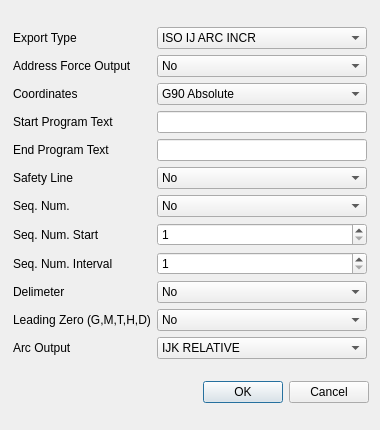
The window that app/ui/generated/dialogs/export.ui (MaestroFusion360/easy_gcode_plot) describes before a commit, drawn with Qt 5.
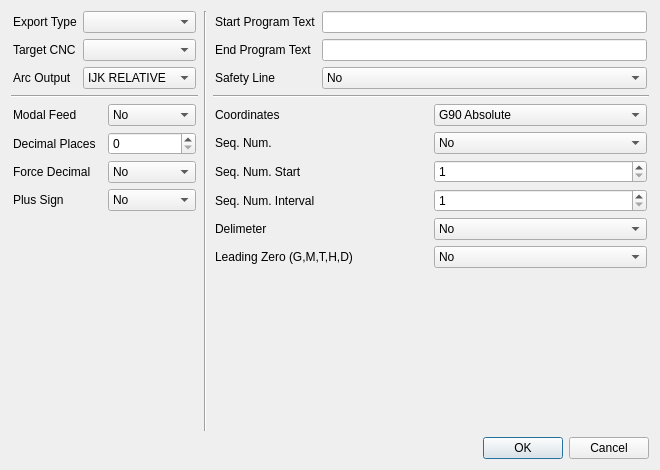
The same window after the commit.

Commit message: Overhaul export pipeline and postprocessing

```diff
--- a/app/ui/generated/dialogs/export.ui
+++ b/app/ui/generated/dialogs/export.ui
@@ -6,13 +6,13 @@
             <rect>
                 <x>0</x>
                 <y>0</y>
-                <width>380</width>
-                <height>430</height>
+                <width>660</width>
+                <height>470</height>
             </rect>
         </property>
         <property name="minimumSize">
             <size>
-                <width>380</width>
+                <width>620</width>
                 <height>430</height>
             </size>
         </property>
@@ -21,48 +21,17 @@
         </property>
         <layout class="QVBoxLayout" name="verticalLayout">
             <item>
-                <layout class="QGridLayout" name="gridLayout">
+                <layout class="QHBoxLayout" name="columnsLayout">
+                    <item>
+                        <layout class="QVBoxLayout" name="leftColumn">
+                            <item>
+                                <layout class="QGridLayout" name="gridLeftMode">
                     <property name="leftMargin">
                         <number>2</number>
                     </property>
                     <property name="rightMargin">
                         <number>2</number>
                     </property>
-                    <item row="7" column="0">
-                        <widget class="QLabel" name="label_seqStart">
-                            <property name="text">
-                                <string>Seq. Num. Start</string>
-                            </property>
-                        </widget>
-                    </item>
-                    <item row="1" column="0">
-                        <widget class="QLabel" name="labelForce">
-                            <property name="text">
-                                <string>Address Force Output </string>
-                            </property>
-                        </widget>
-                    </item>
-                    <item row="3" column="1">
-                        <widget class="QLineEdit" name="startLineEdit">
-                            <property name="enabled">
-                                <bool>true</bool>
-                            </property>
-                        </widget>
-                    </item>
-                    <item row="5" column="1">
-                        <widget class="QComboBox" name="safLineCmbBox">
-                            <item>
-                                <property name="text">
-                                    <string>No</string>
-                                </property>
-                            </item>
-                            <item>
-                                <property name="text">
-                                    <string>Yes</string>
-                                </property>
-                            </item>
-                        </widget>
-                    </item>
                     <item row="0" column="0">
                         <widget class="QLabel" name="label_Lang">
                             <property name="text">
@@ -70,8 +39,76 @@
                             </property>
                         </widget>
                     </item>
-                    <item row="9" column="1">
-                        <widget class="QComboBox" name="delimCmbBox">
+                                    <item row="0" column="1">
+                                        <widget class="QComboBox" name="langCmbBox"/>
+                                    </item>
+                                    <item row="1" column="0">
+                                        <widget class="QLabel" name="label_TargetCnc">
+                                            <property name="text">
+                                                <string>Target CNC</string>
+                                            </property>
+                                        </widget>
+                                    </item>
+                                    <item row="1" column="1">
+                                        <widget class="QComboBox" name="targetCncCombo"/>
+                                    </item>
+                                    <item row="2" column="0">
+                                        <widget class="QLabel" name="arcOutputLabel">
+                                            <property name="text">
+                                                <string>Arc Output</string>
+                                            </property>
+                                        </widget>
+                                    </item>
+                                    <item row="2" column="1">
+                                        <widget class="QComboBox" name="arcOutputCmbBox">
+                                            <item>
+                                                <property name="text">
+                                                    <string>IJK RELATIVE</string>
+                                                </property>
+                                            </item>
+                                            <item>
+                                                <property name="text">
+                                                    <string>IJK ABSOLUTE</string>
+                                                </property>
+                                            </item>
+                                            <item>
+                                                <property name="text">
+                                                    <string>R RADIUS</string>
+                                                </property>
+                                            </item>
+                                            <item>
+                                                <property name="text">
+                                                    <string>LINEARIZED</string>
+                                                </property>
+                                            </item>
+                                        </widget>
+                                    </item>
+                                </layout>
+                            </item>
+                            <item>
+                                <widget class="Line" name="leftSeparator">
+                                    <property name="orientation">
+                                        <enum>Qt::Orientation::Horizontal</enum>
+                                    </property>
+                                </widget>
+                            </item>
+                            <item>
+                                <layout class="QGridLayout" name="gridLeftOutput">
+                                    <property name="leftMargin">
+                                        <number>2</number>
+                                    </property>
+                                    <property name="rightMargin">
+                                        <number>2</number>
+                                    </property>
+                                    <item row="0" column="0">
+                                        <widget class="QLabel" name="modalFeedLabel">
+                                            <property name="text">
+                                                <string>Modal Feed</string>
+                                            </property>
+                                        </widget>
+                                    </item>
+                                    <item row="0" column="1">
+                                        <widget class="QComboBox" name="modalFeedCombo">
                             <item>
                                 <property name="text">
                                     <string>No</string>
@@ -84,85 +121,125 @@
                             </item>
                         </widget>
                     </item>
-                    <item row="0" column="1">
-                        <widget class="QComboBox" name="langCmbBox">
-                            <item>
+                                    <item row="1" column="0">
+                                        <widget class="QLabel" name="decimalPlacesLabel">
                                 <property name="text">
-                                    <string>ISO IJ ARC INCR</string>
-                                </property>
-                            </item>
-                            <item>
-                                <property name="text">
-                                    <string>ISO IJ ARC ABS</string>
-                                </property>
-                            </item>
-                            <item>
-                                <property name="text">
-                                    <string>ISO R ARC</string>
-                                </property>
-                            </item>
-                            <item>
-                                <property name="text">
-                                    <string>ISO NO ARC</string>
-                                </property>
-                            </item>
-                            <item>
-                                <property name="text">
-                                    <string>PLOT DATA</string>
-                                </property>
-                            </item>
-                            <item>
-                                <property name="text">
-                                    <string>EXPANDED TURN PROGRAM</string>
-                                </property>
-                            </item>
-                            <item>
-                                <property name="text">
-                                    <string>EXPANDED MILL PROGRAM</string>
-                                </property>
-                            </item>
-                        </widget>
-                    </item>
-                    <item row="8" column="0">
-                        <widget class="QLabel" name="label_seqInterval">
-                            <property name="text">
-                                <string>Seq. Num. Interval</string>
-                            </property>
-                        </widget>
-                    </item>
-                    <item row="7" column="1">
-                        <widget class="QSpinBox" name="seqStartSpinBox">
-                            <property name="minimum">
-                                <number>1</number>
-                            </property>
+                                                <string>Decimal Places</string>
+                                            </property>
+                                        </widget>
+                                    </item>
+                                    <item row="1" column="1">
+                                        <widget class="QSpinBox" name="decimalPlacesSpin">
                             <property name="maximum">
-                                <number>99999</number>
+                                                <number>12</number>
                             </property>
                         </widget>
                     </item>
                     <item row="2" column="0">
-                        <widget class="QLabel" name="label_Incr">
+                                        <widget class="QLabel" name="forceDecimalLabel">
                             <property name="text">
-                                <string>Coordinates</string>
+                                                <string>Force Decimal</string>
                             </property>
                         </widget>
                     </item>
+                                    <item row="2" column="1">
+                                        <widget class="QComboBox" name="forceDecimalCombo">
+                                            <item>
+                                                <property name="text">
+                                                    <string>No</string>
+                                                </property>
+                                            </item>
+                                            <item>
+                                                <property name="text">
+                                                    <string>Yes</string>
+                                                </property>
+                                            </item>
+                                        </widget>
+                                    </item>
                     <item row="3" column="0">
+                                        <widget class="QLabel" name="plusSignLabel">
+                                            <property name="text">
+                                                <string>Plus Sign</string>
+                                            </property>
+                                        </widget>
+                                    </item>
+                                    <item row="3" column="1">
+                                        <widget class="QComboBox" name="plusSignCombo">
+                                            <item>
+                                                <property name="text">
+                                                    <string>No</string>
+                                                </property>
+                                            </item>
+                                            <item>
+                                                <property name="text">
+                                                    <string>Yes</string>
+                                                </property>
+                                            </item>
+                                        </widget>
+                                    </item>
+                                </layout>
+                            </item>
+                            <item>
+                                <spacer name="leftSpacer">
+                                    <property name="orientation">
+                                        <enum>Qt::Orientation::Vertical</enum>
+                                    </property>
+                                    <property name="sizeHint" stdset="0">
+                                        <size>
+                                            <width>20</width>
+                                            <height>40</height>
+                                        </size>
+                                    </property>
+                                </spacer>
+                            </item>
+                        </layout>
+                    </item>
+                    <item>
+                        <widget class="Line" name="columnSeparator">
+                            <property name="orientation">
+                                <enum>Qt::Orientation::Vertical</enum>
+                            </property>
+                        </widget>
+                    </item>
+                    <item>
+                        <layout class="QVBoxLayout" name="rightColumn">
+                            <item>
+                                <layout class="QGridLayout" name="gridRightProgram">
+                                    <property name="leftMargin">
+                                        <number>2</number>
+                                    </property>
+                                    <property name="rightMargin">
+                                        <number>2</number>
+                                    </property>
+                                    <item row="0" column="0">
                         <widget class="QLabel" name="label_StartText">
                             <property name="text">
                                 <string>Start Program Text</string>
                             </property>
                         </widget>
                     </item>
-                    <item row="9" column="0">
-                        <widget class="QLabel" name="label_Delim">
+                                    <item row="0" column="1">
+                                        <widget class="QLineEdit" name="startLineEdit"/>
+                                    </item>
+                                    <item row="1" column="0">
+                                        <widget class="QLabel" name="label_EndText">
                             <property name="text">
-                                <string>Delimeter</string>
+                                                <string>End Program Text</string>
                             </property>
                         </widget>
                     </item>
-                    <item row="6" column="1">
-                        <widget class="QComboBox" name="seqNumCmbBox">
+                                    <item row="1" column="1">
+                                        <widget class="QLineEdit" name="endLineEdit"/>
+                                    </item>
+                                    <item row="2" column="0">
+                                        <widget class="QLabel" name="label_SafLine">
+                                            <property name="text">
+                                                <string>Safety Line</string>
+                                            </property>
+                                        </widget>
+                                    </item>
+                                    <item row="2" column="1">
+                                        <widget class="QComboBox" name="safLineCmbBox">
                             <item>
                                 <property name="text">
                                     <string>No</string>
@@ -175,7 +252,31 @@
                             </item>
                         </widget>
                     </item>
-                    <item row="2" column="1">
+                                </layout>
+                            </item>
+                            <item>
+                                <widget class="Line" name="rightSeparator">
+                                    <property name="orientation">
+                                        <enum>Qt::Orientation::Horizontal</enum>
+                                    </property>
+                                </widget>
+                            </item>
+                            <item>
+                                <layout class="QGridLayout" name="gridRightFormat">
+                                    <property name="leftMargin">
+                                        <number>2</number>
+                                    </property>
+                                    <property name="rightMargin">
+                                        <number>2</number>
+                                    </property>
+                                    <item row="0" column="0">
+                                        <widget class="QLabel" name="label_Incr">
+                                            <property name="text">
+                                                <string>Coordinates</string>
+                                            </property>
+                                        </widget>
+                                    </item>
+                                    <item row="0" column="1">
                         <widget class="QComboBox" name="incrCmbBox">
                             <item>
                                 <property name="text">
@@ -189,56 +290,70 @@
                             </item>
                         </widget>
                     </item>
-                    <item row="8" column="1">
-                        <widget class="QSpinBox" name="seqIntervalSpinBox">
-                            <property name="minimum">
-                                <number>1</number>
-                            </property>
-                            <property name="maximum">
-                                <number>99999</number>
-                            </property>
-                        </widget>
-                    </item>
-                    <item row="1" column="1">
-                        <widget class="QComboBox" name="forceCmbBox">
-                            <item>
-                                <property name="text">
-                                    <string>No</string>
-                                </property>
-                            </item>
-                            <item>
-                                <property name="text">
-                                    <string>Yes</string>
-                                </property>
-                            </item>
-                        </widget>
-                    </item>
-                    <item row="5" column="0">
-                        <widget class="QLabel" name="label_SafLine">
-                            <property name="text">
-                                <string>Safety Line</string>
-                            </property>
-                        </widget>
-                    </item>
-                    <item row="6" column="0">
+                                    <item row="1" column="0">
                         <widget class="QLabel" name="label_SeqNum">
                             <property name="text">
                                 <string>Seq. Num.</string>
                             </property>
                         </widget>
                     </item>
+                                    <item row="1" column="1">
+                                        <widget class="QComboBox" name="seqNumCmbBox">
+                                            <item>
+                                                <property name="text">
+                                                    <string>No</string>
+                                                </property>
+                                            </item>
+                                            <item>
+                                                <property name="text">
+                                                    <string>Yes</string>
+                                                </property>
+                                            </item>
+                                        </widget>
+                                    </item>
+                                    <item row="2" column="0">
+                                        <widget class="QLabel" name="label_seqStart">
+                                            <property name="text">
+                                                <string>Seq. Num. Start</string>
+                                            </property>
+                                        </widget>
+                                    </item>
+                                    <item row="2" column="1">
+                                        <widget class="QSpinBox" name="seqStartSpinBox">
+                                            <property name="minimum">
+                                                <number>1</number>
+                                            </property>
+                                            <property name="maximum">
+                                                <number>99999</number>
+                                            </property>
+                                        </widget>
+                                    </item>
+                                    <item row="3" column="0">
+                                        <widget class="QLabel" name="label_seqInterval">
+                                            <property name="text">
+                                                <string>Seq. Num. Interval</string>
+                                            </property>
+                                        </widget>
+                                    </item>
+                                    <item row="3" column="1">
+                                        <widget class="QSpinBox" name="seqIntervalSpinBox">
+                                            <property name="minimum">
+                                                <number>1</number>
+                                            </property>
+                                            <property name="maximum">
+                                                <number>99999</number>
+                                            </property>
+                                        </widget>
+                                    </item>
                     <item row="4" column="0">
-                        <widget class="QLabel" name="label_EndText">
+                                        <widget class="QLabel" name="label_Delim">
                             <property name="text">
-                                <string>End Program Text</string>
+                                                <string>Delimeter</string>
                             </property>
                         </widget>
                     </item>
                     <item row="4" column="1">
-                        <widget class="QLineEdit" name="endLineEdit"/>
-                    </item>
-                    <item row="10" column="1">
-                        <widget class="QComboBox" name="leadingZeroCmbBox">
+                                        <widget class="QComboBox" name="delimCmbBox">
                             <item>
                                 <property name="text">
                                     <string>No</string>
@@ -251,43 +366,43 @@
                             </item>
                         </widget>
                     </item>
-                    <item row="10" column="0">
+                                    <item row="5" column="0">
                         <widget class="QLabel" name="labelLeadingZero">
                             <property name="text">
                                 <string>Leading Zero (G,M,T,H,D)</string>
                             </property>
                         </widget>
                     </item>
-                    <item row="11" column="0">
-                        <widget class="QLabel" name="arcOutputLabel">
-                            <property name="text">
-                                <string>Arc Output</string>
-                            </property>
-                        </widget>
-                    </item>
-                    <item row="11" column="1">
-                        <widget class="QComboBox" name="arcOutputCmbBox">
+                                    <item row="5" column="1">
+                                        <widget class="QComboBox" name="leadingZeroCmbBox">
                             <item>
                                 <property name="text">
-                                    <string>IJK RELATIVE</string>
+                                                    <string>No</string>
                                 </property>
                             </item>
                             <item>
                                 <property name="text">
-                                    <string>IJK ABSOLUTE</string>
-                                </property>
-                            </item>
-                            <item>
-                                <property name="text">
-                                    <string>R RADIUS</string>
-                                </property>
-                            </item>
+                                                    <string>Yes</string>
+                                                </property>
+                                            </item>
+                                        </widget>
+                                    </item>
+                                </layout>
+                            </item>
                             <item>
-                                <property name="text">
-                                    <string>LINEARIZED</string>
-                                </property>
+                                <spacer name="rightSpacer">
+                                    <property name="orientation">
+                                        <enum>Qt::Orientation::Vertical</enum>
+                                    </property>
+                                    <property name="sizeHint" stdset="0">
+                                        <size>
+                                            <width>20</width>
+                                            <height>40</height>
+                                        </size>
+                                    </property>
+                                </spacer>
                             </item>
-                        </widget>
+                        </layout>
                     </item>
                 </layout>
             </item>
```
Left out of the diff: 11 changed lines with no effect on the pictures. Lines whose indentation alone changed are shown as unchanged. The commit also changes 125 other files.
